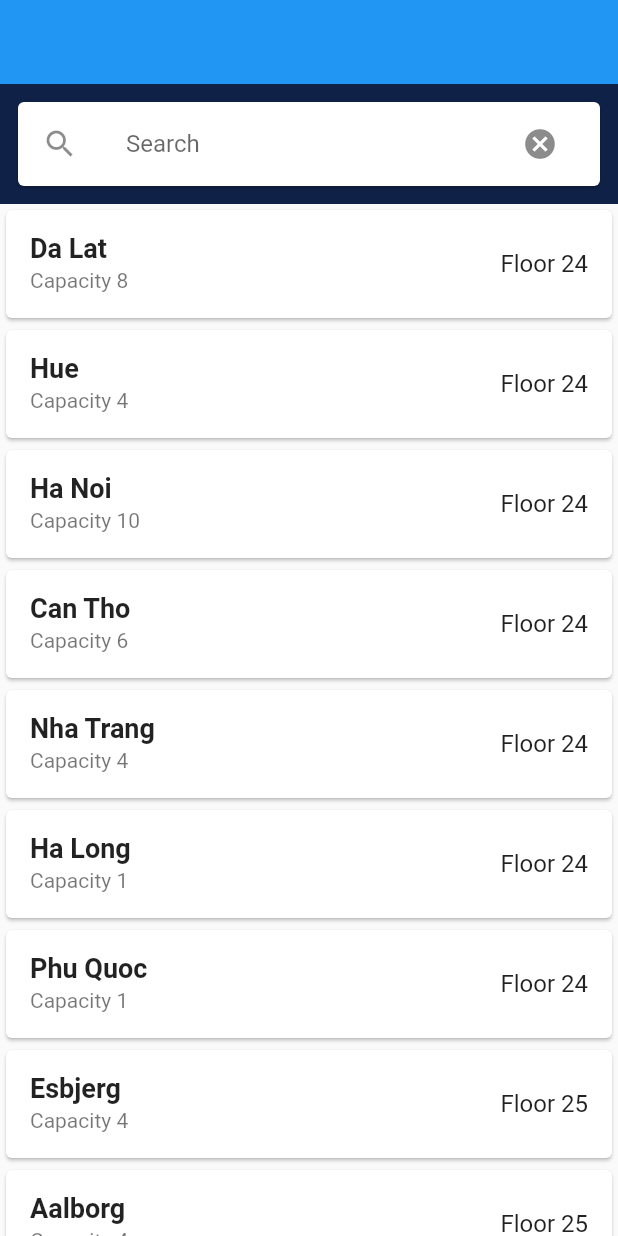
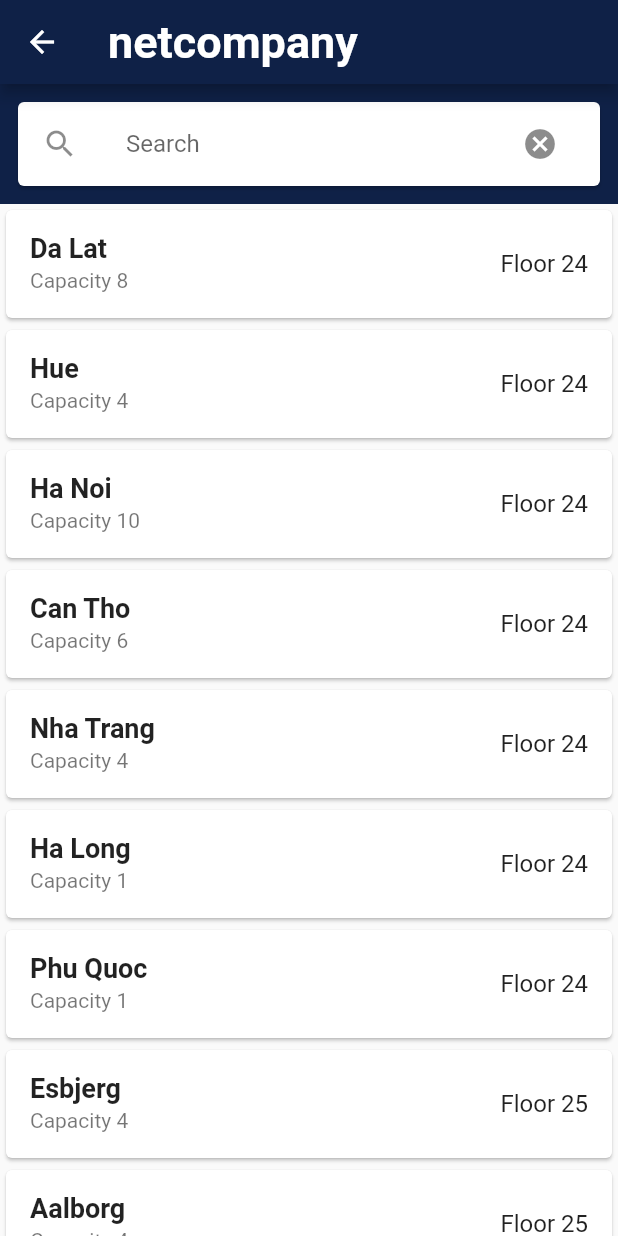
Before and after one commit to Nhat180/NetcompanyOfficeTool, a Flutter app: the SearchRoom screen opened directly, on a phone screen of 412 x 824 dp. Run offline on Flutter 3.47's test engine with Material 2 defaults, Android fonts, the light colour scheme and no system bars; our stand-ins replace animate_do, bubble, cached_network_image, cloud_firestore, firebase_auth, firebase_core and 11 more; missing offline and left inert: dart:ffi, image_overlay_map, reviews_slider; accounts and stored records are empty; Roboto replaces fonts that are missing (Ubuntu).

Commit message:
Update search_room.dart

```diff
--- a/lib/screens/room_screens/search_room.dart
+++ b/lib/screens/room_screens/search_room.dart
@@ -1,9 +1,13 @@
 import 'dart:async';
 import 'dart:convert';
+import 'package:google_fonts/google_fonts.dart';
 import 'package:http/http.dart' as http;
 import 'package:flutter/material.dart';
 import 'package:netcompany_office_tool/model/meeting_room.dart';
 import 'package:netcompany_office_tool/screens/room_screens/map_screen.dart';
+
+import '../../constants.dart';
+import '../navigation_screen.dart';
 
 
 class SearchRoom extends StatefulWidget {
@@ -14,8 +18,11 @@
 }
 
 class SearchRoomState extends State<SearchRoom> {
+  final style = const TextStyle(fontSize: 30, fontWeight: FontWeight.bold);
+
   var meetingRoom = allMeetingRooms;
   List<MeetingRoom> _searchResult = [];
+  bool disableSearch = false;
   TextEditingController controller = new TextEditingController();
 
 
@@ -39,9 +46,15 @@
             trailing: Text("Floor " + room.floor, style: const TextStyle(fontSize: 16) ,overflow: TextOverflow.ellipsis, softWrap: false),
             onTap: () {
               // close(context, null);
+              setState(() {
+                disableSearch = true;
+              });
+              FocusManager.instance.primaryFocus?.unfocus();
+              Future.delayed(const Duration(milliseconds: 500), () {
                 Navigator.pushReplacement(context, MaterialPageRoute(
                     builder: (context) => MapScreen(room: room)
                 ));
+              });
             },
             // title: new Text(
             //     _searchResult[i].name),
@@ -59,15 +72,21 @@
         final result = _searchResult[i];
         return Card(
           child: ListTile(
-            // ListTile(
             title: Text(result.name, style: const TextStyle(fontWeight: FontWeight.bold, fontSize: 18) ,overflow: TextOverflow.ellipsis, softWrap: false),
             subtitle: Text("Capacity " + result.capacity.toString()),
             trailing: Text("Floor " + result.floor, style: const TextStyle(fontSize: 16) ,overflow: TextOverflow.ellipsis, softWrap: false),
-          onTap: () {
+            onTap: () async {
             // close(context, null);
+              setState(() {
+                disableSearch = true;
+              });
+              FocusManager.instance.primaryFocus?.unfocus();
+              Future.delayed(const Duration(milliseconds: 500), () {
                 Navigator.pushReplacement(context, MaterialPageRoute(
                     builder: (context) => MapScreen(room: result)
                 ));
+              });
+
           },
             // title: new Text(
             //     _searchResult[i].name),
@@ -92,14 +111,16 @@
   }
 
   Widget _buildSearchBox() {
-    return Padding(
+    return AbsorbPointer(
+      absorbing: disableSearch,
+      child: Padding(
         padding: const EdgeInsets.all(8.0),
         child: Card(
           child: ListTile(
             leading: const Icon(Icons.search),
             title: TextField(
               controller: controller,
-            decoration: new InputDecoration(
+              decoration: const InputDecoration(
                   hintText: 'Search', border: InputBorder.none),
               onChanged: onSearchTextChanged,
             ),
@@ -112,6 +133,7 @@
             ),
           ),
         ),
+      )
     );
   }
 
@@ -119,9 +141,9 @@
     return Column(
       children: <Widget>[
         Container(
-            color: Color(0xff0f2147), child: _buildSearchBox()),
+            color: const Color(0xff0f2147), child: _buildSearchBox()),
         Expanded(
-            child: _searchResult.length != 0 || controller.text.isNotEmpty
+            child: _searchResult.isNotEmpty || controller.text.isNotEmpty
                 ? _buildSearchResults()
                 : _buildRoomsList()),
       ],
@@ -130,12 +152,20 @@
 
   @override
   Widget build(BuildContext context) {
-    return new Scaffold(
-      appBar: new AppBar(
-        elevation: 0.0,
+    return Scaffold(
+      appBar: AppBar(
+        title: Text("netcompany", style: GoogleFonts.ubuntu(textStyle: style)),
+        backgroundColor: const Color(0xff0f2147),
+        leading: IconButton(
+          icon: const Icon(Icons.arrow_back),
+          onPressed: () {
+            Navigator.pushReplacement(context,
+                MaterialPageRoute(builder: (context) => NavigationScreen(index: findRoomScreen,)));
+          },
+        ),
       ),
       body: _buildBody(),
-      resizeToAvoidBottomInset: true,
+      resizeToAvoidBottomInset: false,
     );
   }
 
@@ -147,8 +177,9 @@
     }
 
     for (var room in meetingRoom) {
-      if (room.name.toLowerCase().contains(text.toLowerCase()) || room.floor.contains(text))
+      if (room.name.toLowerCase().contains(text.toLowerCase()) || room.floor.contains(text)) {
         _searchResult.add(room);
+      }
     }
     setState(() {});
   }
```
Lines whose indentation alone changed are shown as unchanged.
